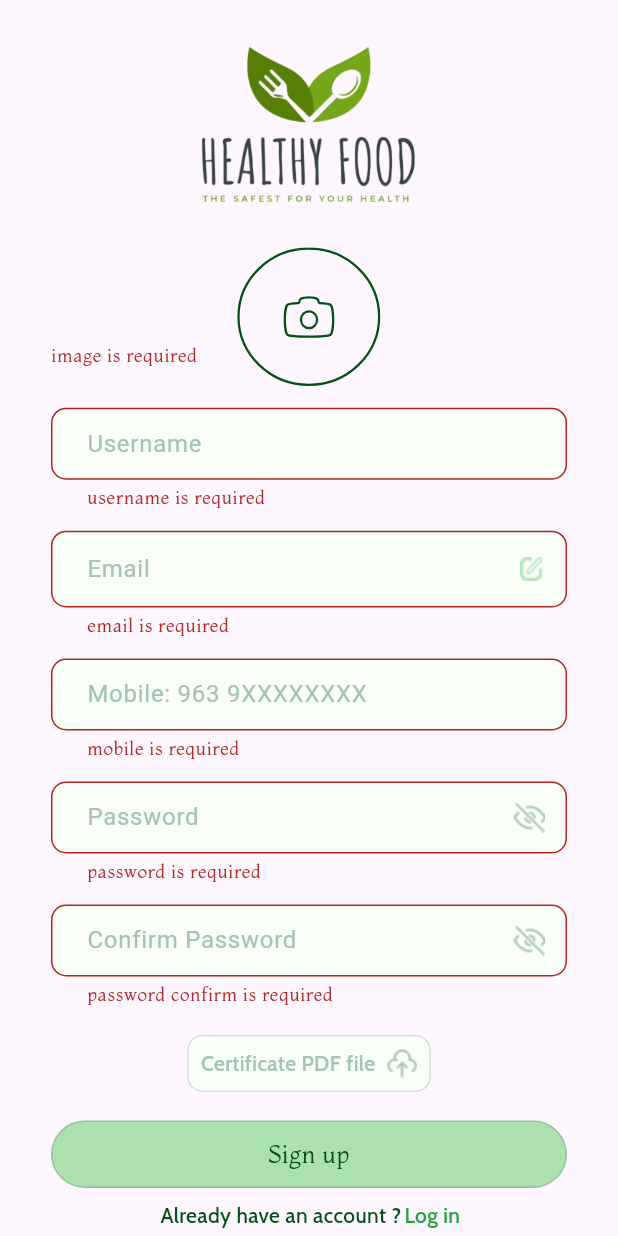
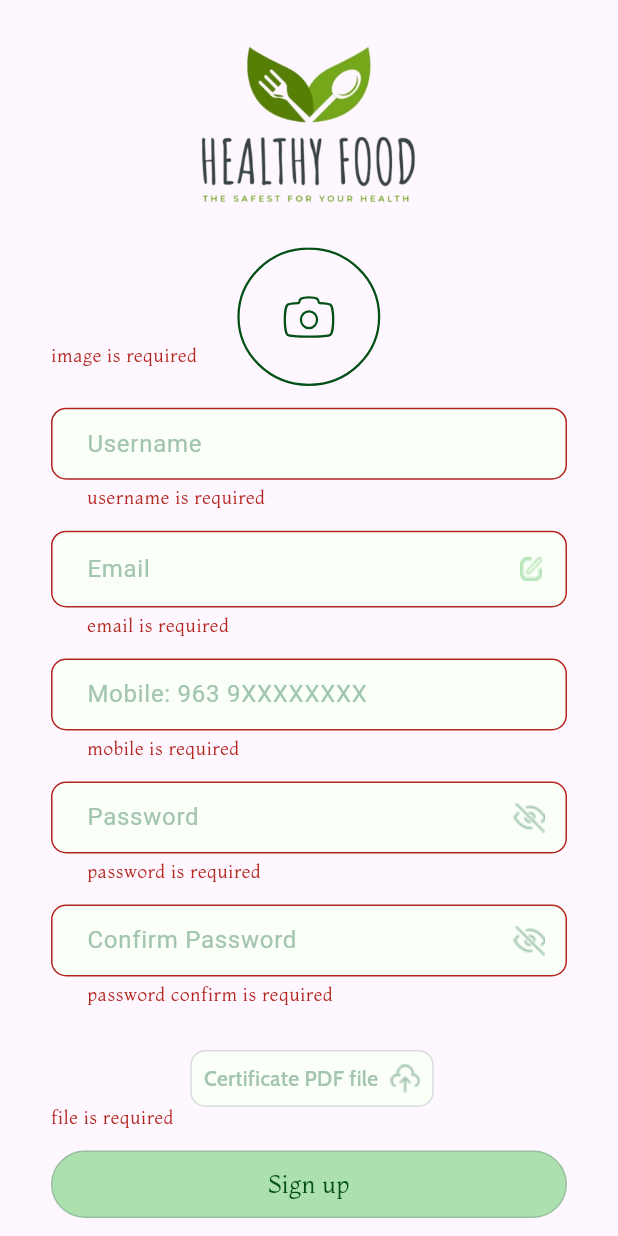
Before and after one commit to JafarKMarouf/healthy_food_app, a Flutter app: the screen it shows after launch, after a tap on "Log in", after a tap on "Create new account", after a tap on "Sign up", on a phone screen of 412 x 824 dp. Run offline on Flutter 3.47's test engine with Material 3 defaults, Android fonts, the phone set to English and light mode, and no system bars; drawn by our look-alikes of modal_progress_hud_nsn; our stand-ins replace dartz, dio, file_picker, flutter_image_compress, flutter_svg, get and 4 more; network calls fail; Roboto replaces fonts that are missing (Cabin-Medium); project files that could hold a hidden picture were left out.

```diff
--- a/lib/controllers/auth/verify_controller.dart
+++ b/lib/controllers/auth/verify_controller.dart
@@ -71,8 +71,8 @@ class VerifyControllerImp extends VerifyController {
         WarningView(message: l.errMessage),
       );
     }, (r) {
+      Get.snackbar('success', r['message']);
       startTimer();
-      Get.snackbar('success', r['message']);
     });
   }
 
--- a/lib/core/functions/check_connection.dart
+++ b/lib/core/functions/check_connection.dart
@@ -7,7 +7,7 @@ checkConnection()async{
       return true;
     }
   }
- on SocketException {
+  on SocketException {
     return false;
- }
+  }
 }
--- a/lib/core/utils/api_services.dart
+++ b/lib/core/utils/api_services.dart
@@ -26,8 +26,6 @@ class ApiServices {
   }) async {
     String? token = await AppStorage.getToken();
     _dio.options.headers['Accept'] = ['application/json'];
-    // _dio.options.headers['Content-Type'] = ['application/json'];
-
     _dio.options.headers['Authorization'] = 'Bearer $token';
 
     String url = '$baseUrl/$endPoint';
@@ -37,8 +35,7 @@ class ApiServices {
     log('=======body: $body ========');
 
     var response = await _dio.post(url, data: body);
-    log('====status message :${response.statusMessage}');
-    // return response.statusMessage;
+    // log('====status message :${response.statusMessage}');
     return response.data;
   }
 }
--- a/lib/data/repos/auth_repo_impl.dart
+++ b/lib/data/repos/auth_repo_impl.dart
@@ -41,6 +41,13 @@ class AuthRepoImpl extends AuthRepo {
         await MultipartFile.fromFile(photo,
             filename:
                 "${DateTime.now().millisecondsSinceEpoch}.${photo.split('.').last}"),
+      ));
+
+      formData.files.add(MapEntry(
+        'certificate',
+        await MultipartFile.fromFile(file,
+            filename:
+                "${DateTime.now().millisecondsSinceEpoch}.${file.split('.').last}"),
       ));
 
       var result = await apiServices.post(
@@ -121,9 +128,11 @@ class AuthRepoImpl extends AuthRepo {
   Future<Either<Failure, Map<String, dynamic>>> resendCodeImp() async {
     try {
       var data = await apiServices.post(endPoint: 'resend-code');
+      // log('=====${data.}');
       return right(data);
     } catch (e) {
       if (e is DioException) {
+        log('======send code ${e.response!.data}');
         return left(ServerFailure.fromDioError(e));
       } else {
         return left(ServerFailure(e.toString()));
--- a/lib/views/widgets/auth/certificate_file.dart
+++ b/lib/views/widgets/auth/certificate_file.dart
@@ -1,24 +1,45 @@
 import 'package:flutter/material.dart';
+import 'package:get/get.dart';
+import 'package:healthyfood/controllers/auth/signup_controller.dart';
 import 'package:healthyfood/core/constants/app_colors.dart';
 import 'package:healthyfood/core/constants/app_images.dart';
 
 class CertificateFile extends StatelessWidget {
   const CertificateFile({
     super.key,
+    required this.signupController,
   });
+  final SignupControllerImp signupController;
 
   @override
   Widget build(BuildContext context) {
-    return Container(
+    return GetX<SignupControllerImp>(
+      builder: (controller) => Row(
+        mainAxisAlignment: MainAxisAlignment.center,
+        children: [
+          controller.selectedFilePath.value != ''
+              ? Text(
+                  controller.selectedFileSize.value,
+                  style: const TextStyle(color: AppColors.fontColor),
+                )
+              //  const Icon(Icons.check, color: AppColors.fontColor)
+              : const SizedBox(),
+          const SizedBox(width: 4),
+          Container(
             padding: const EdgeInsets.symmetric(vertical: 8, horizontal: 8),
             decoration: BoxDecoration(
               borderRadius: BorderRadius.circular(10),
               border: Border.all(
-          color: const Color(0xffD7DDDB),
+                color: controller.selectedFilePath.value == ''
+                    ? const Color(0xffD7DDDB)
+                    : AppColors.fontColor,
               ),
               color: const Color(0xffFAFFF8),
             ),
-      child: Row(
+            child: InkWell(
+              onTap: () => signupController.getFile(),
+              child: controller.selectedFilePath.value == ''
+                  ? Row(
                       mainAxisSize: MainAxisSize.min,
                       children: [
                         const Text(
@@ -34,6 +55,19 @@ class CertificateFile extends StatelessWidget {
                           fit: BoxFit.fitWidth,
                         ),
                       ],
+                    )
+                  : Text(
+                      controller.selectedFileName.value,
+                      style: const TextStyle(
+                          fontSize: 12,
+                          fontFamily: 'Cabin Medium',
+                          color: AppColors.fontColor
+                          // color: AppColors.hintTextColor,
+                          ),
+                    ),
+            ),
+          ),
+        ],
       ),
     );
   }
--- a/lib/views/widgets/auth/custome_select_image.dart
+++ b/lib/views/widgets/auth/custome_select_image.dart
@@ -83,21 +83,22 @@ class CustomeSelectImage extends StatelessWidget {
                   SvgPicture.asset(AppImages.bordercamera),
                 ],
               )
-            : Column(
-                children: [
-                  CircleAvatar(
-                    backgroundImage: FileImage(
-                      File(signupController.selectedImagePath.value),
-                    ),
-                    radius: 60,
-                  ),
-                  const SizedBox(height: 4),
-                  Text(
-                    signupController.compressImageSize.value,
-                    style: const TextStyle(color: AppColors.fontColor),
-                  ),
-                ],
+            : CircleAvatar(
+                backgroundImage: FileImage(
+                  File(signupController.selectedImagePath.value),
+                ),
+                radius: 60,
               ),
+        // Column(
+        //   children: [
+
+        //     const SizedBox(height: 4),
+        //     Text(
+        //       signupController.compressImageSize.value,
+        //       style: const TextStyle(color: AppColors.fontColor),
+        //     ),
+        //   ],
+        // ),
       ),
     );
   }
--- a/lib/views/widgets/auth/signup_form.dart
+++ b/lib/views/widgets/auth/signup_form.dart
@@ -150,19 +150,21 @@ class SignupForm extends StatelessWidget {
                       hintText: '',
                     ),
                     keyboardType: TextInputType.none,
-                    controller: signupController.fileController!,
-                    // validator: (value) => validate(
-                    //   value: value!,
-                    //   type: 'file',
-                    // ),
+                    controller: signupController.fileController,
+                    validator: (value) => validate(
+                      value: value!,
+                      type: 'file',
+                    ),
                   ),
-                  InkWell(
-                    onTap: () async {
-                      signupController.fileController!.text =
-                          await signupController.uploadCertificate() ?? '';
-                    },
-                    child: const CertificateFile(),
-                  )
+                  CertificateFile(signupController: signupController)
+                  // InkWell(
+                  //   onTap: () {
+                  //     signupController.getFile();
+                  //     // signupController.fileController!.text =
+                  //     //     await signupController.uploadCertificate() ?? '';
+                  //   },
+                  //   child: ,
+                  // )
                 ],
               ),
               const SizedBox(height: 14),
```
Also changed, not shown: lib/controllers/auth/signup_controller.dart (+76 -64 lines). Lines whose indentation alone changed are shown as unchanged.
